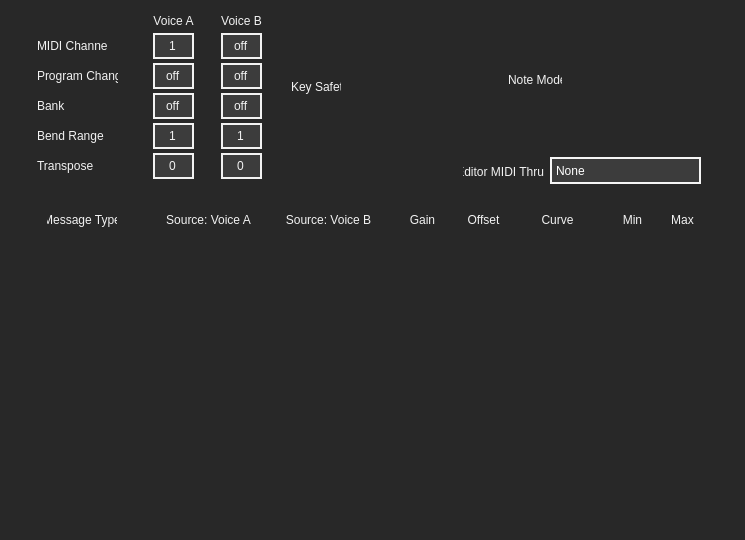
This is QT/forms/midiTabForm.ui in Muse-Kinetics/12-step-editor-qt6 as Qt 5 draws it before an edit. The edited form follows.
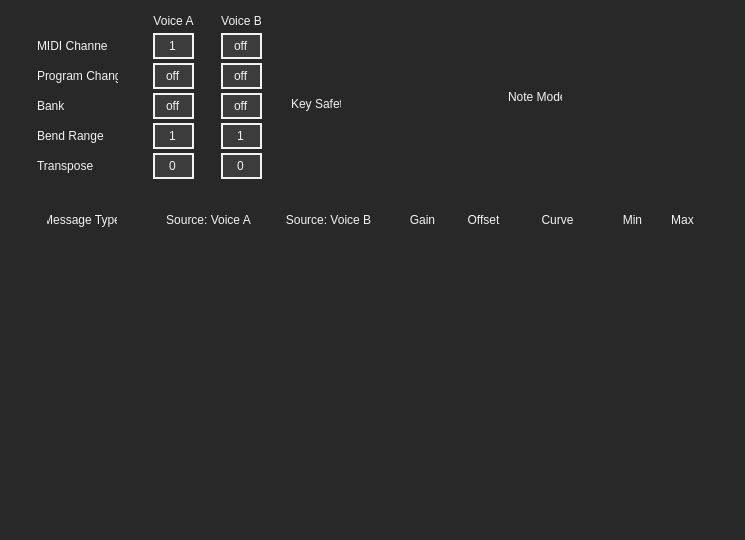
This is the edited form. Icons and pictures are not drawn. Custom widgets are drawn as their Qt base class.

The edit to the form file:
```diff
--- a/QT/forms/midiTabForm.ui
+++ b/QT/forms/midiTabForm.ui
@@ -724,7 +724,7 @@
    <property name="geometry">
     <rect>
      <x>291</x>
-     <y>56</y>
+     <y>73</y>
      <width>191</width>
      <height>62</height>
     </rect>
@@ -892,7 +892,7 @@
    <property name="geometry">
     <rect>
      <x>508</x>
-     <y>16</y>
+     <y>33</y>
      <width>221</width>
      <height>127</height>
     </rect>
@@ -1160,175 +1160,6 @@
     </property>
    </widget>
   </widget>
-  <widget class="QComboBox" name="midi_outputs">
-   <property name="geometry">
-    <rect>
-     <x>550</x>
-     <y>157</y>
-     <width>151</width>
-     <height>27</height>
-    </rect>
-   </property>
-   <property name="toolTip">
-    <string>Selects the preset currently being edited.</string>
-   </property>
-   <property name="autoFillBackground">
-    <bool>false</bool>
-   </property>
-   <property name="styleSheet">
-    <string notr="true">/*----------- QComboBox ------------*/
-/*-----------QWidget-----------*/
-QWidget
-{
-	background: rgb(40, 40, 40);
-}
-
-/*----------- QComboBox ------------*/
-QComboBox
-{
-	font: 12pt &quot;Futura PT&quot;;
-	border: 2px solid rgb(245, 245, 245);
-	background: rgb(60, 60, 60);
-	color: white;
-	padding: 1px 3px 1px 4px;
- }
-
-QComboBox QAbstractItemView
-{
-    min-width: 450px;
-}
-
-QComboBox QListView
-{
-	background-color: rgb(60, 60, 60);
-	border: transparent;
-	font: 12px &quot;Futura PT&quot;;
-	padding-left: 3px;
-	padding-right: 3px;
-	min-width: 70px;
-}
-
-QComboBox::item:alternate
-{
-	background: rgb(90, 90, 90);
-}
-
-QComboBox::item:selected
-{
-	border: 1px solid transparent;
-	background: rgb(0,174,239);
-}
-
-QComboBox::indicator
-{
-	background-color: transparent;
-	selection-background-color: transparent;
-	color: transparent;
-	selection-color: white;
-}
-
-QComboBox::drop-down
-{
-	width: 1px;
-	height: 1px;
-	subcontrol-origin: margin;
-	subcontrol-position: right center;
-	border-left-width: 0px;
-	border-right-width: 0px;
-	border-top-width: 0px;
-	border-bottom-width: 0px;
-	padding: 1px 1px 1px 4px;
-}
-
-/*----------- QFrame ------------*/
-QFrame
-{
-	background: rgb(89, 89, 89);
-	border: none;
-}
-
-/*-----------QLabel------------*/
-QLabel
-{
-	font: 12pt &quot;Futura PT&quot;;
-	color: rgb(245, 245, 245);
-}
-
-
-/*-----------QLineEdit------------*/
-QLineEdit
-{
-	background: rgb(60, 60, 60);
-	border: 3px solid rgb(245, 245, 245);
-	padding-bottom: 2px;
-	color: rgb(245, 245, 245);
-	font: 24pt &quot;Droid Sans Mono&quot;;
-}
-
-QLineEdit:focus
-{
-	border: 3px solid white;
-	padding-bottom: 2px;
-}
-
-/*----------- QToolButton ------------*/
-QToolButton
-{
-	background: rgb(60, 60, 60);
-	color: white;
-	border: 2px solid rgb(245, 245, 245);
-	font: 10pt &quot;Futura PT&quot;;
-	padding: 0,1,0,0;
-}
-
-QToolButton:pressed
-{
-	background: rgb(245, 245, 245);
-	color: black;
-	border: 2px solid rgb(245, 245, 245);
-	font: 10pt &quot;Futura PT&quot;;
-	padding: 0, 1, 0, 0;
-}
-
-
-
-QComboBox::down-arrow
-{
-	border: none;
-	background: none;
-	image: url(:/ui/ui_images/combobox_menu_arrows.png);
-	padding-right: 15px;
-}
-</string>
-   </property>
-   <property name="editable">
-    <bool>false</bool>
-   </property>
-   <property name="frame">
-    <bool>true</bool>
-   </property>
-   <item>
-    <property name="text">
-     <string>None</string>
-    </property>
-   </item>
-  </widget>
-  <widget class="QLabel" name="label_21">
-   <property name="geometry">
-    <rect>
-     <x>463</x>
-     <y>162</y>
-     <width>81</width>
-     <height>20</height>
-    </rect>
-   </property>
-   <property name="text">
-    <string>Editor MIDI Thru</string>
-   </property>
-   <property name="alignment">
-    <set>Qt::AlignRight|Qt::AlignTrailing|Qt::AlignVCenter</set>
-   </property>
-  </widget>
  </widget>
  <customwidgets>
   <customwidget>
```
